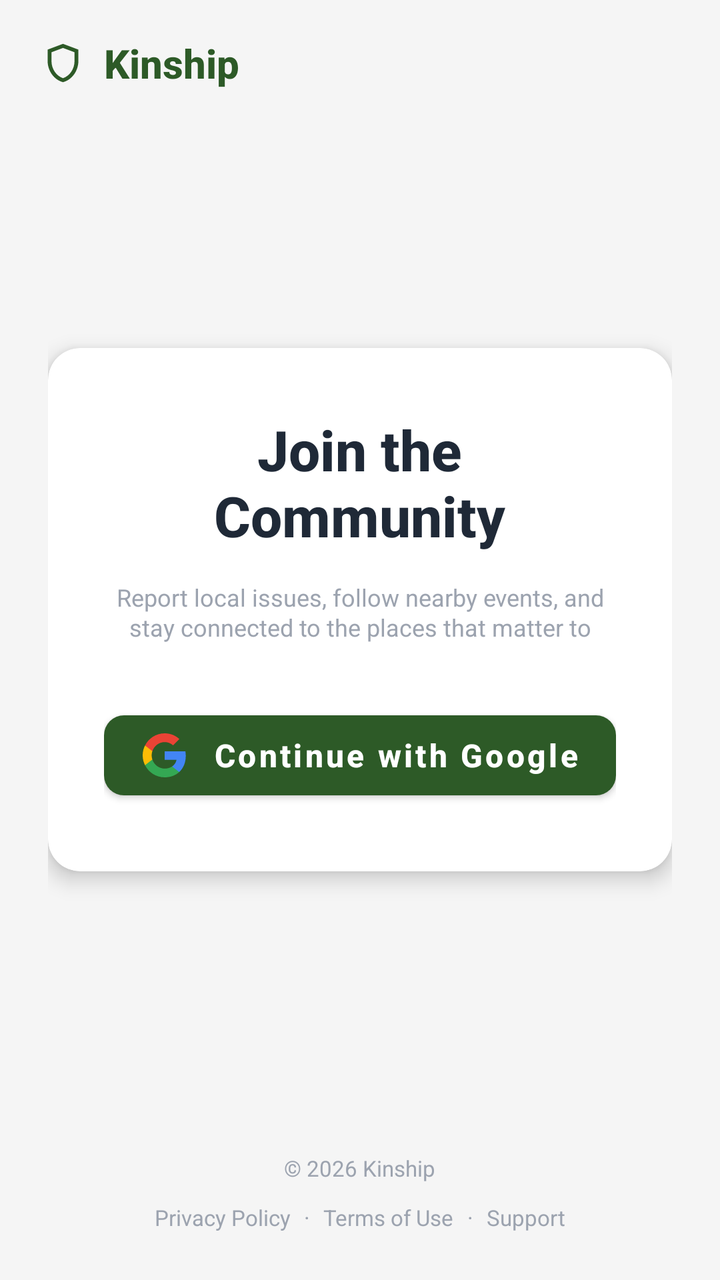
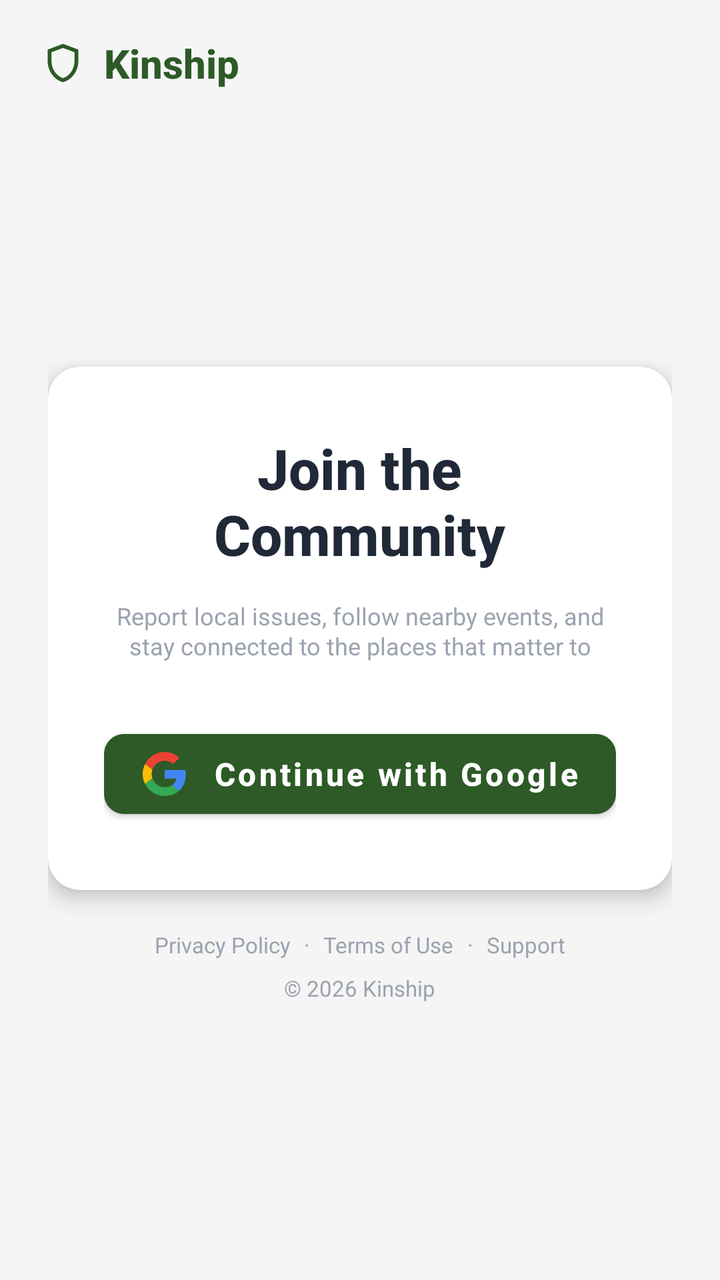

Two renders of the same Android screen: before a commit and after it. Below are the layout's source before the change and the commit's diff.
<!-- AndroidManifest.xml: application theme Theme.CivicFix -->
<!-- res/layout/login_activity.xml -->
<?xml version="1.0" encoding="utf-8"?>
<LinearLayout
    xmlns:android="http://schemas.android.com/apk/res/android"
    xmlns:app="http://schemas.android.com/apk/res-auto"
    android:layout_width="match_parent"
    android:layout_height="match_parent"
    android:background="@color/background"
    android:orientation="vertical">

    
    <LinearLayout
        android:layout_width="wrap_content"
        android:layout_height="wrap_content"
        android:layout_marginStart="20dp"
        android:layout_marginTop="18dp"
        android:gravity="center_vertical"
        android:orientation="horizontal">

        <ImageView
            android:id="@+id/ivLogo"
            android:layout_width="23dp"
            android:layout_height="23dp"
            android:contentDescription="@string/brand_logo_description"
            android:src="@drawable/ic_shield"
            app:tint="@color/primary" />

        <TextView
            android:layout_width="wrap_content"
            android:layout_height="wrap_content"
            android:layout_marginStart="9dp"
            android:fontFamily="sans-serif-medium"
            android:text="@string/app_name"
            android:textColor="@color/primary"
            android:textSize="20sp"
            android:textStyle="bold" />

    </LinearLayout>

    
    <LinearLayout
        android:layout_width="match_parent"
        android:layout_height="0dp"
        android:layout_weight="1"
        android:gravity="center"
        android:paddingStart="24dp"
        android:paddingEnd="24dp">

        <androidx.cardview.widget.CardView
            android:layout_width="match_parent"
            android:layout_height="wrap_content"
            app:cardBackgroundColor="@color/cardBackground"
            app:cardCornerRadius="16dp"
            app:cardElevation="6dp">

            <LinearLayout
                android:layout_width="match_parent"
                android:layout_height="wrap_content"
                android:gravity="center"
                android:orientation="vertical"
                android:paddingStart="28dp"
                android:paddingTop="32dp"
                android:paddingEnd="28dp"
                android:paddingBottom="32dp">

                <TextView
                    android:layout_width="wrap_content"
                    android:layout_height="wrap_content"
                    android:fontFamily="sans-serif-medium"
                    android:gravity="center"
                    android:text="Join the\nCommunity"
                    android:textColor="@color/tertiary"
                    android:textSize="28sp"
                    android:textStyle="bold" />

                <TextView
                    android:layout_width="match_parent"
                    android:layout_height="wrap_content"
                    android:layout_marginTop="14dp"
                    android:layout_marginBottom="30dp"
                    android:gravity="center"
                    android:lineSpacingExtra="1dp"
                    android:maxLines="2"
                    android:text="Report local issues, follow nearby events, and stay connected to the places that matter to you."
                    android:textColor="@color/textSecondary"
                    android:textSize="12sp" />

                <com.google.android.material.button.MaterialButton
                    android:id="@+id/btn_signin"
                    android:layout_width="match_parent"
                    android:layout_height="52dp"
                    android:text="Continue with Google"
                    android:textAllCaps="false"
                    android:textColor="@android:color/white"
                    android:textSize="16sp"
                    android:textStyle="bold"
                    app:backgroundTint="@color/primary"
                    app:cornerRadius="10dp"
                    app:icon="@drawable/ic_google"
                    app:iconGravity="textStart"
                    app:iconPadding="12dp"
                    app:iconTint="@null" />

            </LinearLayout>

        </androidx.cardview.widget.CardView>

    </LinearLayout>

    
    <LinearLayout
        android:layout_width="match_parent"
        android:layout_height="wrap_content"
        android:gravity="center"
        android:orientation="vertical"
        android:paddingStart="20dp"
        android:paddingTop="12dp"
        android:paddingEnd="20dp"
        android:paddingBottom="20dp">

        <TextView
            android:layout_width="wrap_content"
            android:layout_height="wrap_content"
            android:layout_marginBottom="6dp"
            android:gravity="center"
            android:text="@string/copyright_text"
            android:textColor="@color/textSecondary"
            android:textSize="11sp" />

        <LinearLayout
            android:layout_width="wrap_content"
            android:layout_height="wrap_content"
            android:gravity="center"
            android:orientation="horizontal">

            <TextView
                android:id="@+id/tvPrivacyPolicy"
                android:layout_width="wrap_content"
                android:layout_height="wrap_content"
                android:background="?attr/selectableItemBackgroundBorderless"
                android:clickable="true"
                android:focusable="true"
                android:padding="4dp"
                android:text="Privacy Policy"
                android:textColor="@color/textSecondary"
                android:textSize="11sp" />

            <TextView
                android:layout_width="wrap_content"
                android:layout_height="wrap_content"
                android:text=" · "
                android:textColor="@color/textSecondary"
                android:textSize="11sp" />

            <TextView
                android:id="@+id/tvTerms"
                android:layout_width="wrap_content"
                android:layout_height="wrap_content"
                android:background="?attr/selectableItemBackgroundBorderless"
                android:clickable="true"
                android:focusable="true"
                android:padding="4dp"
                android:text="Terms of Use"
                android:textColor="@color/textSecondary"
                android:textSize="11sp" />

            <TextView
                android:layout_width="wrap_content"
                android:layout_height="wrap_content"
                android:text=" · "
                android:textColor="@color/textSecondary"
                android:textSize="11sp" />

            <TextView
                android:id="@+id/tvSupport"
                android:layout_width="wrap_content"
                android:layout_height="wrap_content"
                android:background="?attr/selectableItemBackgroundBorderless"
                android:clickable="true"
                android:focusable="true"
                android:padding="4dp"
                android:text="Support"
                android:textColor="@color/textSecondary"
                android:textSize="11sp" />

        </LinearLayout>

    </LinearLayout>

</LinearLayout>
<!-- resources referenced by this layout -->
<resources>
  <color name="background">#F5F5F5</color>
  <color name="cardBackground">#FFFFFF</color>
  <color name="primary">#FF2D5A27</color>
  <color name="tertiary">#FF1F2937</color>
  <color name="textSecondary">#9CA3AF</color>
  <!-- drawable ic_google (drawable) -->
  <vector xmlns:android="http://schemas.android.com/apk/res/android"
      android:width="24dp"
      android:height="24dp"
      android:viewportWidth="24"
      android:viewportHeight="24">
    <path
        android:pathData="M22.56,12.25c0,-0.78 -0.07,-1.53 -0.2,-2.25H12v4.26h5.92c-0.26,1.37 -1.04,2.53 -2.21,3.31v2.77h3.57c2.08,-1.92 3.28,-4.74 3.28,-8.09z"
        android:fillColor="#4285F4"/>
    <path
        android:pathData="M12,23c2.97,0 5.46,-0.98 7.28,-2.66l-3.57,-2.77c-0.98,0.66 -2.23,1.06 -3.71,1.06 -2.86,0 -5.29,-1.93 -6.16,-4.53H2.18v2.84C3.99,20.53 7.7,23 12,23z"
        android:fillColor="#34A853"/>
    <path
        android:pathData="M5.84,14.09c-0.22,-0.66 -0.35,-1.36 -0.35,-2.09s0.13,-1.43 0.35,-2.09V7.07H2.18C1.43,8.55 1,10.22 1,12s0.43,3.45 1.18,4.93l2.85,-2.22 0.81,-0.62z"
        android:fillColor="#FBBC05"/>
    <path
        android:pathData="M12,5.38c1.62,0 3.06,0.56 4.21,1.64l3.15,-3.15C17.45,2.09 14.97,1 12,1 7.7,1 3.99,3.47 2.18,7.07l3.66,2.84c0.87,-2.6 3.3,-4.53 6.16,-4.53z"
        android:fillColor="#EA4335"/>
  </vector>
  <!-- drawable ic_shield (drawable) -->
  <vector xmlns:android="http://schemas.android.com/apk/res/android" android:height="24dp" android:tint="#000000" android:viewportHeight="24" android:viewportWidth="24" android:width="24dp">
        
      <path android:fillColor="@android:color/white" android:pathData="M12,2L4,5v6.09c0,5.05 3.41,9.76 8,10.91c4.59,-1.15 8,-5.86 8,-10.91V5L12,2zM18,11.09c0,4 -2.55,7.7 -6,8.83c-3.45,-1.13 -6,-4.82 -6,-8.83v-4.7l6,-2.25l6,2.25V11.09z"/>
      
  </vector>
  <string name="app_name">Kinship</string>
  <string name="brand_logo_description">Kinship logo</string>
  <string name="copyright_text">© 2026 Kinship</string>
  <style name="Theme.CivicFix" parent="Theme.MaterialComponents.DayNight.NoActionBar" />
</resources>

<!-- the commit's change to res/layout/login_activity.xml (unified diff, before → after) -->
@@ -7,7 +7,6 @@
     android:background="@color/background"
     android:orientation="vertical">
 
-    
     <LinearLayout
         android:layout_width="wrap_content"
         android:layout_height="wrap_content"
@@ -36,12 +35,12 @@
 
     </LinearLayout>
 
-    
     <LinearLayout
         android:layout_width="match_parent"
         android:layout_height="0dp"
         android:layout_weight="1"
         android:gravity="center"
+        android:orientation="vertical"
         android:paddingStart="24dp"
         android:paddingEnd="24dp">
 
@@ -104,81 +103,77 @@
 
         </androidx.cardview.widget.CardView>
 
-    </LinearLayout>
-
-    
-    <LinearLayout
-        android:layout_width="match_parent"
-        android:layout_height="wrap_content"
-        android:gravity="center"
-        android:orientation="vertical"
-        android:paddingStart="20dp"
-        android:paddingTop="12dp"
-        android:paddingEnd="20dp"
-        android:paddingBottom="20dp">
-
-        <TextView
-            android:layout_width="wrap_content"
-            android:layout_height="wrap_content"
-            android:layout_marginBottom="6dp"
-            android:gravity="center"
-            android:text="@string/copyright_text"
-            android:textColor="@color/textSecondary"
-            android:textSize="11sp" />
-
         <LinearLayout
             android:layout_width="wrap_content"
             android:layout_height="wrap_content"
+            android:layout_marginTop="16dp"
             android:gravity="center"
-            android:orientation="horizontal">
+            android:orientation="vertical">
 
-            <TextView
-                android:id="@+id/tvPrivacyPolicy"
+            <LinearLayout
                 android:layout_width="wrap_content"
                 android:layout_height="wrap_content"
-                android:background="?attr/selectableItemBackgroundBorderless"
-                android:clickable="true"
-                android:focusable="true"
-                android:padding="4dp"
-                android:text="Privacy Policy"
-                android:textColor="@color/textSecondary"
-                android:textSize="11sp" />
+                android:gravity="center"
+                android:orientation="horizontal">
+
+                <TextView
+                    android:id="@+id/tvPrivacyPolicy"
+                    android:layout_width="wrap_content"
+                    android:layout_height="wrap_content"
+                    android:background="?attr/selectableItemBackgroundBorderless"
+                    android:clickable="true"
+                    android:focusable="true"
+                    android:padding="4dp"
+                    android:text="Privacy Policy"
+                    android:textColor="@color/textSecondary"
+                    android:textSize="11sp" />
+
+                <TextView
+                    android:layout_width="wrap_content"
+                    android:layout_height="wrap_content"
+                    android:text=" · "
+                    android:textColor="@color/textSecondary"
+                    android:textSize="11sp" />
+
+                <TextView
+                    android:id="@+id/tvTerms"
+                    android:layout_width="wrap_content"
+                    android:layout_height="wrap_content"
+                    android:background="?attr/selectableItemBackgroundBorderless"
+                    android:clickable="true"
+                    android:focusable="true"
+                    android:padding="4dp"
+                    android:text="Terms of Use"
+                    android:textColor="@color/textSecondary"
+                    android:textSize="11sp" />
+
+                <TextView
+                    android:layout_width="wrap_content"
+                    android:layout_height="wrap_content"
+                    android:text=" · "
+                    android:textColor="@color/textSecondary"
+                    android:textSize="11sp" />
+
+                <TextView
+                    android:id="@+id/tvSupport"
+                    android:layout_width="wrap_content"
+                    android:layout_height="wrap_content"
+                    android:background="?attr/selectableItemBackgroundBorderless"
+                    android:clickable="true"
+                    android:focusable="true"
+                    android:padding="4dp"
+                    android:text="Support"
+                    android:textColor="@color/textSecondary"
+                    android:textSize="11sp" />
+
+            </LinearLayout>
 
             <TextView
                 android:layout_width="wrap_content"
                 android:layout_height="wrap_content"
-                android:text=" · "
-                android:textColor="@color/textSecondary"
-                android:textSize="11sp" />
-
-            <TextView
-                android:id="@+id/tvTerms"
-                android:layout_width="wrap_content"
-                android:layout_height="wrap_content"
-                android:background="?attr/selectableItemBackgroundBorderless"
-                android:clickable="true"
-                android:focusable="true"
-                android:padding="4dp"
-                android:text="Terms of Use"
-                android:textColor="@color/textSecondary"
-                android:textSize="11sp" />
-
-            <TextView
-                android:layout_width="wrap_content"
-                android:layout_height="wrap_content"
-                android:text=" · "
-                android:textColor="@color/textSecondary"
-                android:textSize="11sp" />
-
-            <TextView
-                android:id="@+id/tvSupport"
-                android:layout_width="wrap_content"
-                android:layout_height="wrap_content"
-                android:background="?attr/selectableItemBackgroundBorderless"
-                android:clickable="true"
-                android:focusable="true"
-                android:padding="4dp"
-                android:text="Support"
+                android:layout_marginTop="3dp"
+                android:gravity="center"
+                android:text="@string/copyright_text"
                 android:textColor="@color/textSecondary"
                 android:textSize="11sp" />
 
